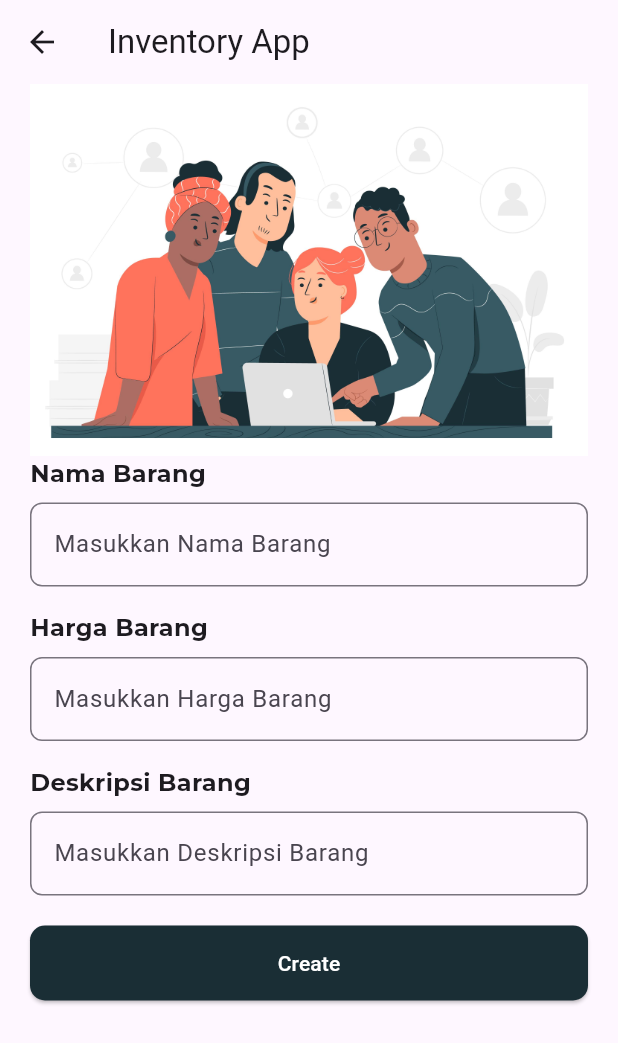
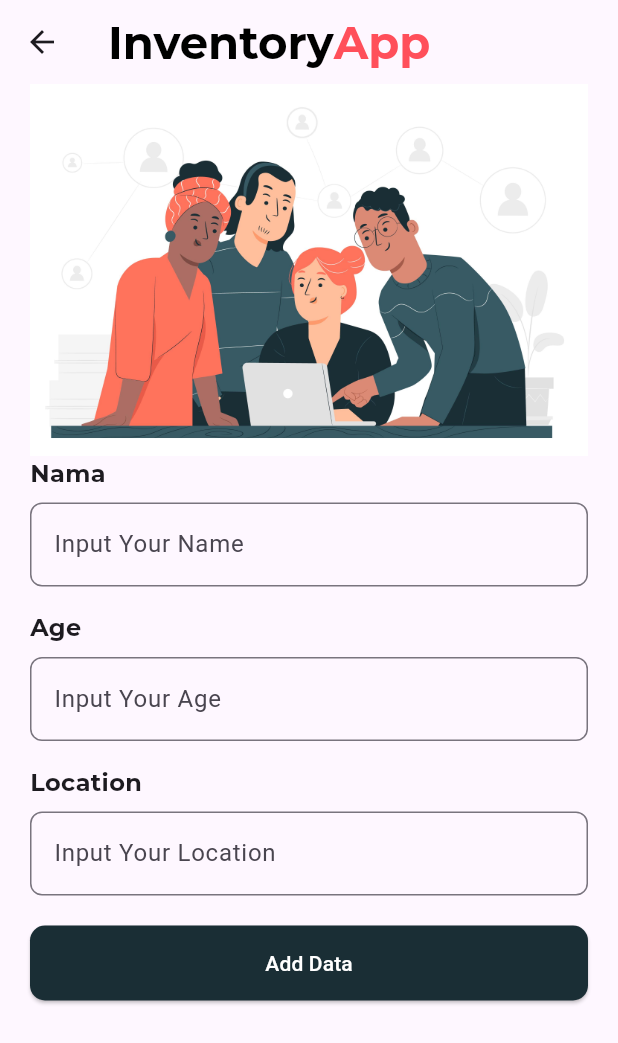
Before and after one commit to alifpandanhifebrio/firebase_crud, a Flutter app: the screen it shows after launch, after a tap on the "add" icon, on a phone screen of 412 x 824 dp. Shown: the top 1043 px of the screen. Run offline on Flutter 3.47's test engine with Material 3 defaults, Android fonts, the phone set to English and light mode, and no system bars; our stand-ins replace cloud_firestore, firebase_core, fluttertoast, google_fonts, random_string; accounts and stored records are empty.

Commit message:
fourth commit

```diff
--- a/config.json
+++ b/config.json
@@ -1,5 +1,7 @@
 {
-    "modules": [],
+    "modules": [
+        "splash_screen"
+    ],
     "module_directory_name": "module",
     "experimental_mode": false,
     "learning_mode": false,
--- /dev/null
+++ b/lib/core.dart
@@ -0,0 +1,10 @@
+/*
+We believe, the class name must be unique.
+If there is a conflicting class name in this file,
+it means you have to rename it to something more unique.
+*/
+export 'package:crud_app/module/splash_screen/controller/splash_screen_controller.dart';
+export 'package:crud_app/module/splash_screen/view/splash_screen_view.dart';
+export 'package:crud_app/pages/emloyee.dart';
+export 'package:crud_app/pages/home.dart';
+export 'package:crud_app/service/database.dart';
--- a/lib/main.dart
+++ b/lib/main.dart
@@ -1,5 +1,6 @@
 import 'dart:io';
 
+import 'package:crud_app/module/splash_screen/view/splash_screen_view.dart';
 import 'package:crud_app/pages/home.dart';
 import 'package:firebase_core/firebase_core.dart';
 import 'package:flutter/material.dart';
@@ -28,7 +29,10 @@ class MyApp extends StatelessWidget {
     return const MaterialApp(
       debugShowCheckedModeBanner: false,
       title: 'Flutter Demo',
-      home: Home(),
+// navigatorKey: Get.navigatorKey,
+      home: SplashScreenView(
+        child: Home(),
+      ),
     );
   }
 }
--- /dev/null
+++ b/lib/module/splash_screen/controller/splash_screen_controller.dart
@@ -0,0 +1,26 @@
+import 'package:crud_app/core.dart';
+import 'package:flutter/material.dart';
+
+import '../view/splash_screen_view.dart';
+
+class SplashScreenController extends State<SplashScreenView> {
+  static late SplashScreenController instance;
+  late SplashScreenView view;
+
+  @override
+  void initState() {
+    super.initState();
+    Future.delayed(const Duration(seconds: 3), () {
+      Navigator.pushAndRemoveUntil(
+          context,
+          MaterialPageRoute(builder: (context) => widget.child!),
+          (route) => false);
+    });
+  }
+
+  @override
+  void dispose() => super.dispose();
+
+  @override
+  Widget build(BuildContext context) => widget.build(context, this);
+}
--- /dev/null
+++ b/lib/module/splash_screen/view/splash_screen_view.dart
@@ -0,0 +1,40 @@
+import 'package:crud_app/core.dart';
+import 'package:flutter/material.dart';
+import 'package:google_fonts/google_fonts.dart';
+
+import '../controller/splash_screen_controller.dart';
+
+class SplashScreenView extends StatefulWidget {
+  final Widget? child;
+  const SplashScreenView({Key? key, this.child}) : super(key: key);
+
+  Widget build(context, SplashScreenController controller) {
+    controller.view = this;
+    return Scaffold(
+      body: Center(
+        child: RichText(
+          text: TextSpan(
+            text: 'Inventory',
+            style: GoogleFonts.montserrat(
+                fontSize: 32,
+                fontWeight: FontWeight.bold,
+                color: const Color(0xff1a2e35)),
+            children: [
+              TextSpan(
+                text: 'App',
+                style: GoogleFonts.montserrat(
+                  fontSize: 32,
+                  fontWeight: FontWeight.bold,
+                  color: const Color(0xffff4f5a),
+                ),
+              )
+            ],
+          ),
+        ),
+      ),
+    );
+  }
+
+  @override
+  State<SplashScreenView> createState() => SplashScreenController();
+}
--- a/lib/pages/emloyee.dart
+++ b/lib/pages/emloyee.dart
@@ -19,8 +19,22 @@ class _EmployeeState extends State<Employee> {
   Widget build(BuildContext context) {
     return Scaffold(
       appBar: AppBar(
-        title: const Text('Inventory App'),
-      ),
+          title: Row(
+        children: [
+          Text(
+            'Inventory',
+            style: GoogleFonts.montserrat(
+                fontSize: 30, fontWeight: FontWeight.bold, color: Colors.black),
+          ),
+          Text(
+            'App',
+            style: GoogleFonts.montserrat(
+                fontSize: 30,
+                fontWeight: FontWeight.bold,
+                color: const Color(0xffff4f5a)),
+          )
+        ],
+      )),
       body: SingleChildScrollView(
         child: Center(
           child: Padding(
@@ -32,7 +46,7 @@ class _EmployeeState extends State<Employee> {
                   crossAxisAlignment: CrossAxisAlignment.start,
                   children: [
                     Text(
-                      'Nama Barang',
+                      'Nama',
                       style: GoogleFonts.montserrat(
                           fontSize: 16, fontWeight: FontWeight.bold),
                     ),
@@ -44,7 +58,7 @@ class _EmployeeState extends State<Employee> {
                 TextField(
                   controller: namecontroller,
                   decoration: InputDecoration(
-                      hintText: 'Masukkan Nama Barang',
+                      hintText: 'Input Your Name  ',
                       border: OutlineInputBorder(
                           borderRadius: BorderRadius.circular(8))),
                 ),
@@ -55,7 +69,7 @@ class _EmployeeState extends State<Employee> {
                   crossAxisAlignment: CrossAxisAlignment.start,
                   children: [
                     Text(
-                      'Harga Barang',
+                      'Age',
                       style: GoogleFonts.montserrat(
                           fontSize: 16, fontWeight: FontWeight.bold),
                     ),
@@ -67,7 +81,7 @@ class _EmployeeState extends State<Employee> {
                 TextField(
                   controller: agecontroller,
                   decoration: InputDecoration(
-                      hintText: 'Masukkan Harga Barang',
+                      hintText: 'Input Your Age',
                       border: OutlineInputBorder(
                           borderRadius: BorderRadius.circular(8))),
                 ),
@@ -78,7 +92,7 @@ class _EmployeeState extends State<Employee> {
                   crossAxisAlignment: CrossAxisAlignment.start,
                   children: [
                     Text(
-                      'Deskripsi Barang',
+                      'Location',
                       style: GoogleFonts.montserrat(
                           fontSize: 16, fontWeight: FontWeight.bold),
                     ),
@@ -90,7 +104,7 @@ class _EmployeeState extends State<Employee> {
                 TextField(
                   controller: locationcontroller,
                   decoration: InputDecoration(
-                      hintText: 'Masukkan Deskripsi Barang',
+                      hintText: 'Input Your Location',
                       border: OutlineInputBorder(
                           borderRadius: BorderRadius.circular(8))),
                 ),
@@ -131,7 +145,7 @@ class _EmployeeState extends State<Employee> {
                       });
                       Navigator.pop(context);
                     },
-                    child: const Text('Create'),
+                    child: const Text('Add Data'),
                   ),
                 ),
               ],
--- a/lib/pages/home.dart
+++ b/lib/pages/home.dart
@@ -80,7 +80,7 @@ class _HomeState extends State<Home> {
                                     },
                                     child: const Icon(
                                       Icons.delete,
-                                      color: Colors.red,
+                                      color: Color(0xffff4f5a),
                                     ),
                                   )
                                 ],
@@ -129,12 +129,14 @@ class _HomeState extends State<Home> {
           Text(
             'Inventory',
             style: GoogleFonts.montserrat(
-                fontSize: 30, fontWeight: FontWeight.bold, color: Colors.blue),
+                fontSize: 30, fontWeight: FontWeight.bold, color: Colors.black),
           ),
           Text(
             'App',
             style: GoogleFonts.montserrat(
-                fontSize: 30, fontWeight: FontWeight.bold, color: Colors.blue),
+                fontSize: 30,
+                fontWeight: FontWeight.bold,
+                color: const Color(0xffff4f5a)),
           )
         ],
       )),
@@ -150,7 +152,9 @@ class _HomeState extends State<Home> {
   Future EditEmployeeDetail(String id) => showDialog(
       context: context,
       builder: (context) => AlertDialog(
-            content: Container(
+            content: SingleChildScrollView(
+              controller: ScrollController(),
+              child: Container(
                 child: Column(
                   crossAxisAlignment: CrossAxisAlignment.start,
                   children: [
@@ -170,6 +174,9 @@ class _HomeState extends State<Home> {
                           style: GoogleFonts.montserrat(
                               fontSize: 24, fontWeight: FontWeight.bold),
                         ),
+                        const SizedBox(
+                          width: 10.0,
+                        ),
                         Text(
                           'Details',
                           style: GoogleFonts.montserrat(
@@ -177,11 +184,14 @@ class _HomeState extends State<Home> {
                         )
                       ],
                     ),
+                    const SizedBox(
+                      height: 20.0,
+                    ),
                     Row(
                       crossAxisAlignment: CrossAxisAlignment.start,
                       children: [
                         Text(
-                        'Nama Barang',
+                          'Name',
                           style: GoogleFonts.montserrat(
                               fontSize: 16, fontWeight: FontWeight.bold),
                         ),
@@ -193,7 +203,7 @@ class _HomeState extends State<Home> {
                     TextField(
                       controller: namecontroller,
                       decoration: InputDecoration(
-                        hintText: 'Masukkan Nama Barang',
+                          hintText: 'Input Your Name',
                           border: OutlineInputBorder(
                               borderRadius: BorderRadius.circular(8))),
                     ),
@@ -204,7 +214,7 @@ class _HomeState extends State<Home> {
                       crossAxisAlignment: CrossAxisAlignment.start,
                       children: [
                         Text(
-                        'Harga Barang',
+                          'Age',
                           style: GoogleFonts.montserrat(
                               fontSize: 16, fontWeight: FontWeight.bold),
                         ),
@@ -216,7 +226,7 @@ class _HomeState extends State<Home> {
                     TextField(
                       controller: agecontroller,
                       decoration: InputDecoration(
-                        hintText: 'Masukkan Harga Barang',
+                          hintText: 'Input Your Age',
                           border: OutlineInputBorder(
                               borderRadius: BorderRadius.circular(8))),
                     ),
@@ -227,7 +237,7 @@ class _HomeState extends State<Home> {
                       crossAxisAlignment: CrossAxisAlignment.start,
                       children: [
                         Text(
-                        'Deskripsi Barang',
+                          'Location',
                           style: GoogleFonts.montserrat(
                               fontSize: 16, fontWeight: FontWeight.bold),
                         ),
@@ -239,7 +249,7 @@ class _HomeState extends State<Home> {
                     TextField(
                       controller: locationcontroller,
                       decoration: InputDecoration(
-                        hintText: 'Masukkan Deskripsi Barang',
+                          hintText: 'Input Your Location',
                           border: OutlineInputBorder(
                               borderRadius: BorderRadius.circular(8))),
                     ),
@@ -251,7 +261,7 @@ class _HomeState extends State<Home> {
                       width: MediaQuery.of(context).size.width,
                       child: ElevatedButton(
                           style: ElevatedButton.styleFrom(
-                          backgroundColor: const Color(0xff1a2e35),
+                            backgroundColor: Colors.blue,
                             foregroundColor: Colors.white,
                             shape: RoundedRectangleBorder(
                               borderRadius: BorderRadius.circular(10.0),
@@ -270,10 +280,11 @@ class _HomeState extends State<Home> {
                               Navigator.pop(context);
                             });
                           },
-                        child: const Text('Update')),
+                          child: const Text('Update Data')),
                     ),
                   ],
                 ),
               ),
+            ),
           ));
 }
```
Also changed, not shown: lib/state_util.dart (added, +49 -0 lines), 1 other file. Lines whose indentation alone changed are shown as unchanged.
